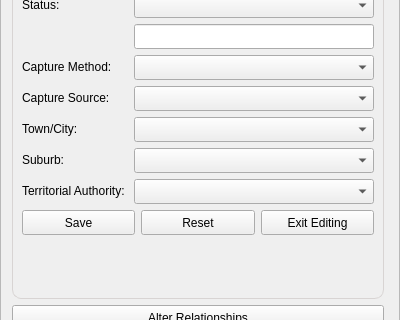
linz/nz-buildings, file buildings/gui/bulk_load.ui: the form before one commit; both pictures show x 0 to 400 and y 495 to 815 of the 400 by 900 pixel window.
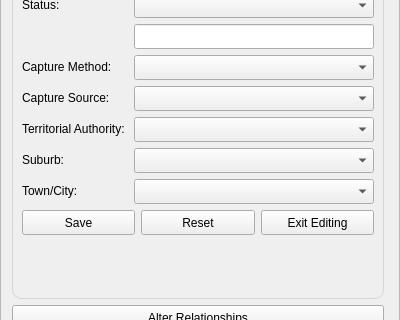
The form after the commit. Custom widgets are drawn as their Qt base class.

Commit message: limit comboboxes dropdown based on 1km distance

```diff
--- a/buildings/gui/bulk_load.ui
+++ b/buildings/gui/bulk_load.ui
@@ -619,76 +619,7 @@
             </property>
            </widget>
           </item>
-          <item row="7" column="0">
-           <widget class="QLabel" name="lb_town">
-            <property name="text">
-             <string>Town/City:</string>
-            </property>
-           </widget>
-          </item>
-          <item row="7" column="1">
-           <widget class="QComboBox" name="cmb_town">
-            <property name="minimumSize">
-             <size>
-              <width>0</width>
-              <height>25</height>
-             </size>
-            </property>
-            <property name="maximumSize">
-             <size>
-              <width>256</width>
-              <height>16777215</height>
-             </size>
-            </property>
-           </widget>
-          </item>
-          <item row="8" column="0">
-           <widget class="QLabel" name="lb_suburb">
-            <property name="text">
-             <string>Suburb:</string>
-            </property>
-           </widget>
-          </item>
-          <item row="8" column="1">
-           <widget class="QComboBox" name="cmb_suburb">
-            <property name="minimumSize">
-             <size>
-              <width>0</width>
-              <height>25</height>
-             </size>
-            </property>
-            <property name="maximumSize">
-             <size>
-              <width>256</width>
-              <height>16777215</height>
-             </size>
-            </property>
-           </widget>
-          </item>
-          <item row="9" column="0">
-           <widget class="QLabel" name="lb_ta">
-            <property name="text">
-             <string>Territorial Authority: </string>
-            </property>
-           </widget>
-          </item>
-          <item row="9" column="1">
-           <widget class="QComboBox" name="cmb_ta">
-            <property name="minimumSize">
-             <size>
-              <width>0</width>
-              <height>25</height>
-             </size>
-            </property>
-            <property name="maximumSize">
-             <size>
-              <width>256</width>
-              <height>16777215</height>
-             </size>
-            </property>
-           </widget>
-          </item>
-          <item row="10" column="0" colspan="2">
+          <item row="14" column="0" colspan="2">
            <layout class="QHBoxLayout" name="hzly_4">
             <item>
              <widget class="QPushButton" name="btn_edit_save">
@@ -764,6 +695,75 @@
             </item>
            </layout>
           </item>
+          <item row="8" column="1">
+           <widget class="QComboBox" name="cmb_ta">
+            <property name="minimumSize">
+             <size>
+              <width>0</width>
+              <height>25</height>
+             </size>
+            </property>
+            <property name="maximumSize">
+             <size>
+              <width>256</width>
+              <height>16777215</height>
+             </size>
+            </property>
+           </widget>
+          </item>
+          <item row="8" column="0">
+           <widget class="QLabel" name="lb_ta">
+            <property name="text">
+             <string>Territorial Authority: </string>
+            </property>
+           </widget>
+          </item>
+          <item row="9" column="0">
+           <widget class="QLabel" name="lb_suburb">
+            <property name="text">
+             <string>Suburb:</string>
+            </property>
+           </widget>
+          </item>
+          <item row="9" column="1">
+           <widget class="QComboBox" name="cmb_suburb">
+            <property name="minimumSize">
+             <size>
+              <width>0</width>
+              <height>25</height>
+             </size>
+            </property>
+            <property name="maximumSize">
+             <size>
+              <width>256</width>
+              <height>16777215</height>
+             </size>
+            </property>
+           </widget>
+          </item>
+          <item row="10" column="1">
+           <widget class="QComboBox" name="cmb_town">
+            <property name="minimumSize">
+             <size>
+              <width>0</width>
+              <height>25</height>
+             </size>
+            </property>
+            <property name="maximumSize">
+             <size>
+              <width>256</width>
+              <height>16777215</height>
+             </size>
+            </property>
+           </widget>
+          </item>
+          <item row="10" column="0">
+           <widget class="QLabel" name="lb_town">
+            <property name="text">
+             <string>Town/City:</string>
+            </property>
+           </widget>
+          </item>
          </layout>
          <zorder>cmb_status</zorder>
          <zorder>lb_bulk_load_status</zorder>
```
Left out of the diff: 12 changed lines with no effect on the pictures. The commit also changes 2 other files.
